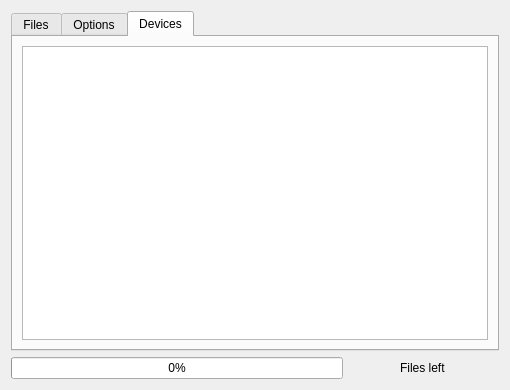
Before: the Qt Designer form src/ui/ShowTransferDialog.ui in trebleshot/desktop, drawn with Qt 5.
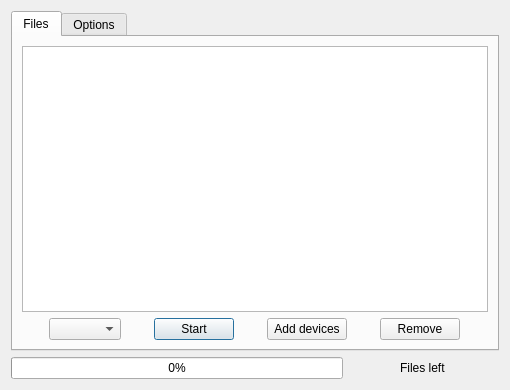
After: the same form once the commit is applied. The open tabs and pages were chosen to show the change.

```diff
--- a/src/ui/ShowTransferDialog.ui
+++ b/src/ui/ShowTransferDialog.ui
@@ -177,23 +177,6 @@
        </item>
       </layout>
      </widget>
-     <widget class="QWidget" name="tab_3">
-      <attribute name="title">
-       <string>Devices</string>
-      </attribute>
-      <layout class="QVBoxLayout" name="verticalLayout_2">
-       <item>
-        <widget class="QTreeView" name="devicesTreeView">
-         <property name="selectionMode">
-          <enum>QAbstractItemView::ExtendedSelection</enum>
-         </property>
-         <property name="rootIsDecorated">
-          <bool>false</bool>
-         </property>
-        </widget>
-       </item>
-      </layout>
-     </widget>
     </widget>
    </item>
    <item>
```
